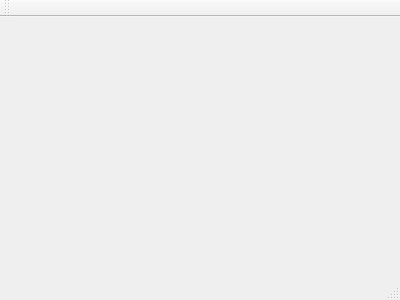
This is mainwindow.ui in afogl001/pkf_trackpoint-qt as Qt 5 draws it before an edit. The edited form follows.
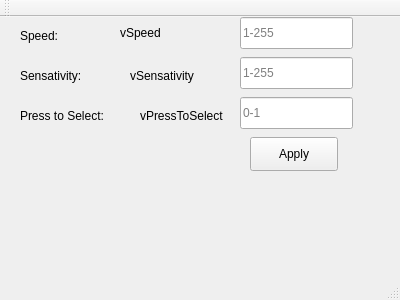
This is the edited form.

Diff of the .ui file:
```diff
--- a/mainwindow.ui
+++ b/mainwindow.ui
@@ -12,13 +12,168 @@
   <property name="windowTitle" >
    <string>MainWindow</string>
   </property>
-  <widget class="QMenuBar" name="menuBar" />
-  <widget class="QToolBar" name="mainToolBar" />
-  <widget class="QWidget" name="centralWidget" />
-  <widget class="QStatusBar" name="statusBar" />
+  <widget class="QWidget" name="centralWidget">
+   <widget class="QLabel" name="label_Speed">
+    <property name="geometry">
+     <rect>
+      <x>120</x>
+      <y>0</y>
+      <width>81</width>
+      <height>31</height>
+     </rect>
+    </property>
+    <property name="text">
+     <string>vSpeed</string>
+    </property>
+   </widget>
+   <widget class="QLabel" name="static_Speed_Label">
+    <property name="geometry">
+     <rect>
+      <x>20</x>
+      <y>10</y>
+      <width>58</width>
+      <height>18</height>
+     </rect>
+    </property>
+    <property name="text">
+     <string>Speed:</string>
+    </property>
+   </widget>
+   <widget class="QLabel" name="label_Sensitivity">
+    <property name="geometry">
+     <rect>
+      <x>130</x>
+      <y>50</y>
+      <width>81</width>
+      <height>18</height>
+     </rect>
+    </property>
+    <property name="text">
+     <string>vSensativity</string>
+    </property>
+   </widget>
+   <widget class="QLabel" name="static_Sensativity_Label">
+    <property name="geometry">
+     <rect>
+      <x>20</x>
+      <y>50</y>
+      <width>81</width>
+      <height>18</height>
+     </rect>
+    </property>
+    <property name="text">
+     <string>Sensativity:</string>
+    </property>
+   </widget>
+   <widget class="QLabel" name="label">
+    <property name="geometry">
+     <rect>
+      <x>20</x>
+      <y>90</y>
+      <width>101</width>
+      <height>18</height>
+     </rect>
+    </property>
+    <property name="text">
+     <string>Press to Select:</string>
+    </property>
+   </widget>
+   <widget class="QLabel" name="label_PressToSelect">
+    <property name="geometry">
+     <rect>
+      <x>140</x>
+      <y>90</y>
+      <width>101</width>
+      <height>18</height>
+     </rect>
+    </property>
+    <property name="text">
+     <string>vPressToSelect</string>
+    </property>
+   </widget>
+   <widget class="QPushButton" name="button_Apply">
+    <property name="geometry">
+     <rect>
+      <x>250</x>
+      <y>120</y>
+      <width>88</width>
+      <height>34</height>
+     </rect>
+    </property>
+    <property name="text">
+     <string>Apply</string>
+    </property>
+   </widget>
+   <widget class="QLineEdit" name="edit_Speed">
+    <property name="geometry">
+     <rect>
+      <x>240</x>
+      <y>0</y>
+      <width>113</width>
+      <height>32</height>
+     </rect>
+    </property>
+    <property name="maxLength">
+     <number>3</number>
+    </property>
+    <property name="placeholderText">
+     <string>1-255</string>
+    </property>
+   </widget>
+   <widget class="QLineEdit" name="edit_Sensativity">
+    <property name="geometry">
+     <rect>
+      <x>240</x>
+      <y>40</y>
+      <width>113</width>
+      <height>32</height>
+     </rect>
+    </property>
+    <property name="maxLength">
+     <number>3</number>
+    </property>
+    <property name="placeholderText">
+     <string>1-255</string>
+    </property>
+   </widget>
+   <widget class="QLineEdit" name="edit_Press_To_Select">
+    <property name="geometry">
+     <rect>
+      <x>240</x>
+      <y>80</y>
+      <width>113</width>
+      <height>32</height>
+     </rect>
+    </property>
+    <property name="maxLength">
+     <number>1</number>
+    </property>
+    <property name="placeholderText">
+     <string>0-1</string>
+    </property>
+   </widget>
+  </widget>
+  <widget class="QMenuBar" name="menuBar">
+   <property name="geometry">
+    <rect>
+     <x>0</x>
+     <y>0</y>
+     <width>400</width>
+     <height>30</height>
+    </rect>
+   </property>
+  </widget>
+  <widget class="QToolBar" name="mainToolBar">
+   <attribute name="toolBarArea">
+    <enum>TopToolBarArea</enum>
+   </attribute>
+   <attribute name="toolBarBreak">
+    <bool>false</bool>
+   </attribute>
+  </widget>
+  <widget class="QStatusBar" name="statusBar"/>
  </widget>
- <layoutDefault spacing="6" margin="11" />
- <pixmapfunction></pixmapfunction>
+ <layoutdefault spacing="6" margin="11"/>
  <resources/>
  <connections/>
 </ui>
```
Left out of the diff: 7 changed lines with no effect on the pictures.
